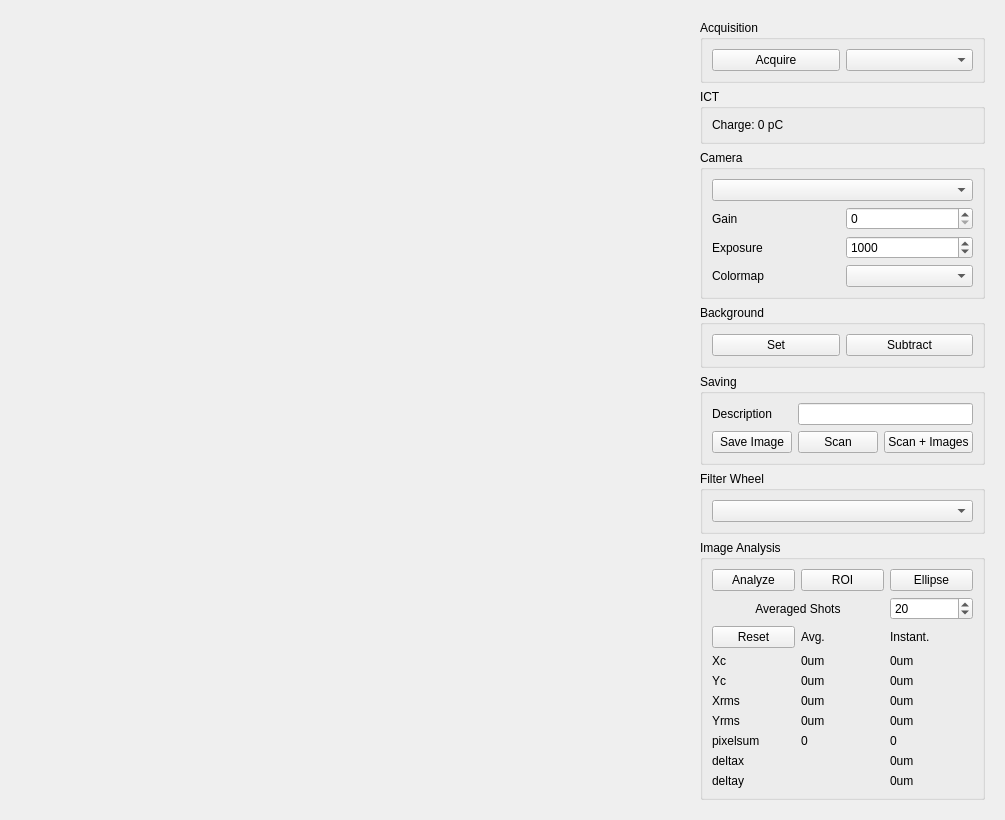
First picture: the form in GRIT Operation/cameras/GUI/window.ui, repository afisher000/Radiabeam, before the edit.
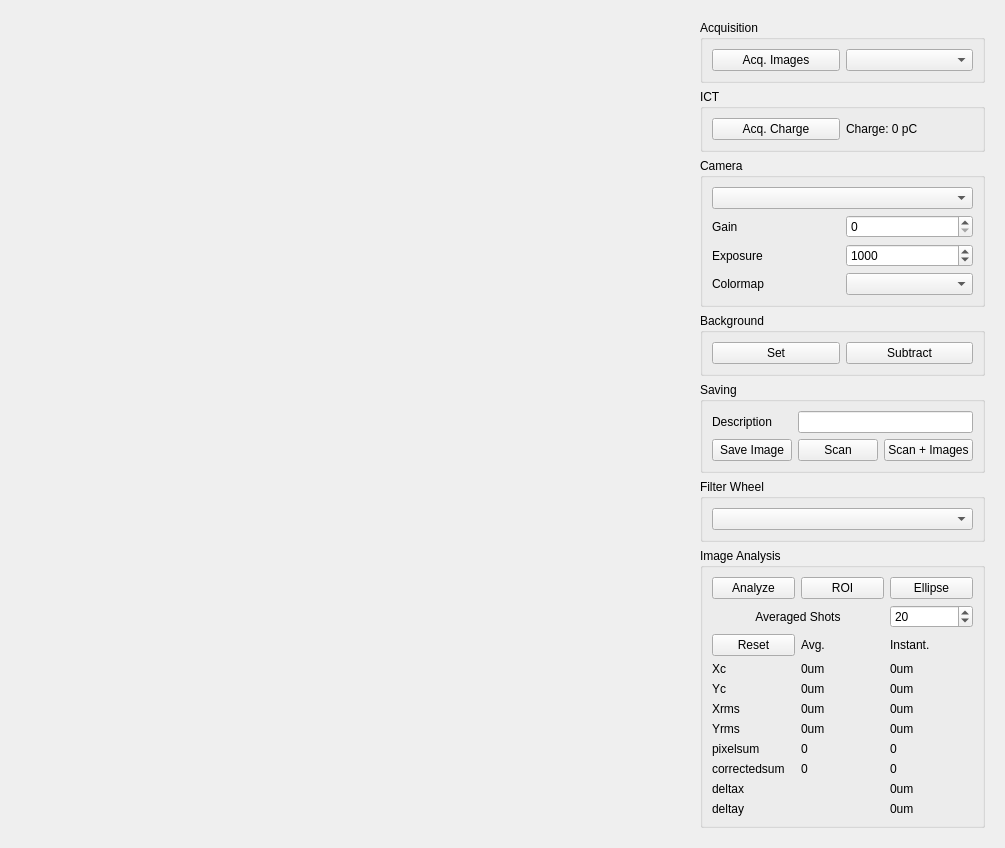
Second picture: the form after the edit.

```diff
--- a/GRIT Operation/cameras/GUI/window.ui
+++ b/GRIT Operation/cameras/GUI/window.ui
@@ -7,7 +7,7 @@
     <x>0</x>
     <y>0</y>
     <width>1005</width>
-    <height>734</height>
+    <height>769</height>
    </rect>
   </property>
   <property name="windowTitle">
@@ -69,7 +69,7 @@
          <item>
           <widget class="QPushButton" name="acquireButton">
            <property name="text">
-            <string>Acquire</string>
+            <string>Acq. Images</string>
            </property>
           </widget>
          </item>
@@ -85,6 +85,13 @@
          <string>ICT</string>
         </property>
         <layout class="QHBoxLayout" name="horizontalLayout_4">
+         <item>
+          <widget class="QPushButton" name="acqChargeButton">
+           <property name="text">
+            <string>Acq. Charge</string>
+           </property>
+          </widget>
+         </item>
          <item>
           <widget class="QLabel" name="chargeLabel">
            <property name="text">
@@ -396,27 +403,13 @@
             </widget>
            </item>
            <item row="9" column="0">
-            <widget class="QLabel" name="label_7">
-             <property name="text">
-              <string>deltay</string>
-             </property>
-            </widget>
-           </item>
-           <item row="8" column="0">
             <widget class="QLabel" name="label_6">
              <property name="text">
               <string>deltax</string>
              </property>
             </widget>
            </item>
-           <item row="8" column="2">
-            <widget class="QLabel" name="deltaxInstant">
-             <property name="text">
-              <string>0um</string>
-             </property>
-            </widget>
-           </item>
-           <item row="9" column="2">
+           <item row="10" column="2">
             <widget class="QLabel" name="deltayInstant">
              <property name="text">
               <string>0um</string>
@@ -433,6 +426,20 @@
              </property>
             </widget>
            </item>
+           <item row="10" column="0">
+            <widget class="QLabel" name="label_7">
+             <property name="text">
+              <string>deltay</string>
+             </property>
+            </widget>
+           </item>
+           <item row="9" column="2">
+            <widget class="QLabel" name="deltaxInstant">
+             <property name="text">
+              <string>0um</string>
+             </property>
+            </widget>
+           </item>
            <item row="1" column="2">
             <widget class="QSpinBox" name="shotsInput">
              <property name="minimum">
@@ -446,6 +453,27 @@
              </property>
             </widget>
            </item>
+           <item row="8" column="0">
+            <widget class="QLabel" name="label_12">
+             <property name="text">
+              <string>correctedsum</string>
+             </property>
+            </widget>
+           </item>
+           <item row="8" column="1">
+            <widget class="QLabel" name="correctedSumAvg">
+             <property name="text">
+              <string>0</string>
+             </property>
+            </widget>
+           </item>
+           <item row="8" column="2">
+            <widget class="QLabel" name="correctedSumInstant">
+             <property name="text">
+              <string>0</string>
+             </property>
+            </widget>
+           </item>
           </layout>
          </item>
         </layout>
```
Left out of the diff: 104 changed lines with no effect on the pictures.
